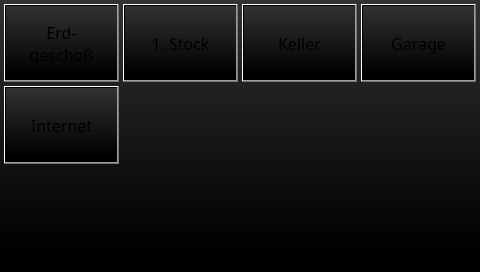
Above: projects/klaus_visu_ap420/mainwindow.ui from busmaster/homebus before the change. Below: the same form after it.
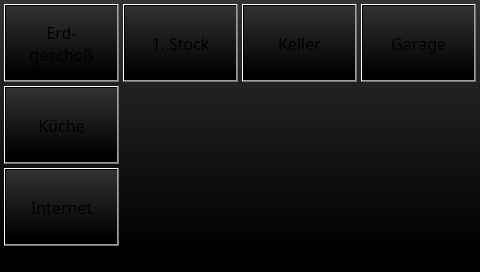
That is the form after the change. Custom widgets are drawn as their Qt base class.

```diff
--- a/projects/klaus_visu_ap420/mainwindow.ui
+++ b/projects/klaus_visu_ap420/mainwindow.ui
@@ -217,7 +217,7 @@
    <property name="geometry">
     <rect>
      <x>4</x>
-     <y>86</y>
+     <y>168</y>
      <width>115</width>
      <height>78</height>
     </rect>
@@ -250,6 +250,19 @@
     <bool>false</bool>
    </property>
   </widget>
+  <widget class="QPushButton" name="pushButtonKueche">
+   <property name="geometry">
+    <rect>
+     <x>4</x>
+     <y>86</y>
+     <width>115</width>
+     <height>78</height>
+    </rect>
+   </property>
+   <property name="text">
+    <string>Küche</string>
+   </property>
+  </widget>
  </widget>
  <customwidgets>
   <customwidget>
```
